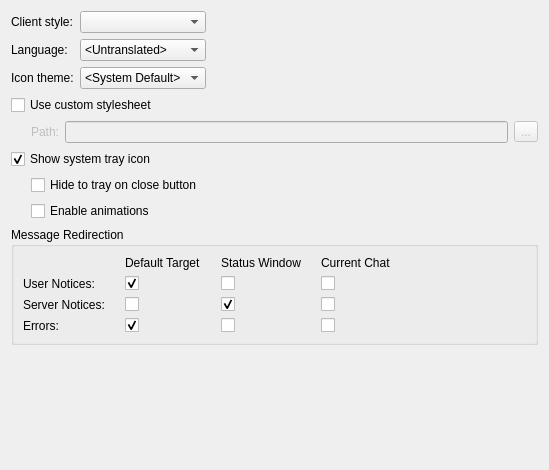
Above: src/qtui/settingspages/appearancesettingspage.ui from quassel/quassel before the change. Below: the same form after it.
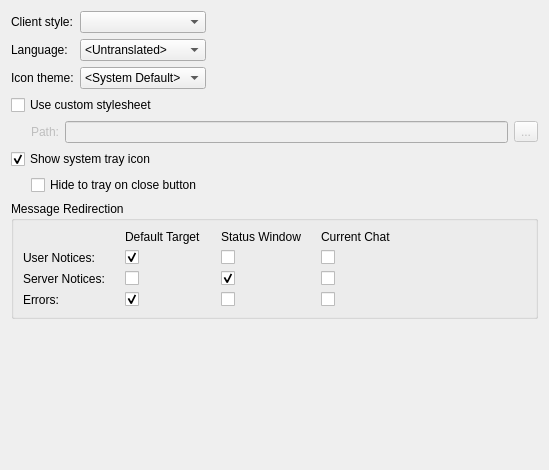
That is the form after the change.

Commit message: Move systray animation settings to notification settings page

```diff
--- a/src/qtui/settingspages/appearancesettingspage.ui
+++ b/src/qtui/settingspages/appearancesettingspage.ui
@@ -210,38 +210,6 @@
        </property>
       </widget>
      </item>
-     <item row="1" column="0">
-      <spacer name="horizontalSpacer_4">
-       <property name="orientation">
-        <enum>Qt::Horizontal</enum>
-       </property>
-       <property name="sizeType">
-        <enum>QSizePolicy::Fixed</enum>
-       </property>
-       <property name="sizeHint" stdset="0">
-        <size>
-         <width>20</width>
-         <height>20</height>
-        </size>
-       </property>
-      </spacer>
-     </item>
-     <item row="1" column="1">
-      <widget class="QCheckBox" name="animateSystrayIcon">
-       <property name="styleSheet">
-        <string notr="true"/>
-       </property>
-       <property name="text">
-        <string>Enable animations</string>
-       </property>
-       <property name="settingsKey" stdset="0">
-        <string notr="true">/Notification/Systray/Animate</string>
-       </property>
-       <property name="defaultValue" stdset="0">
-        <bool>true</bool>
-       </property>
-      </widget>
-     </item>
     </layout>
    </item>
    <item>
```
The commit also changes 2 other files.
